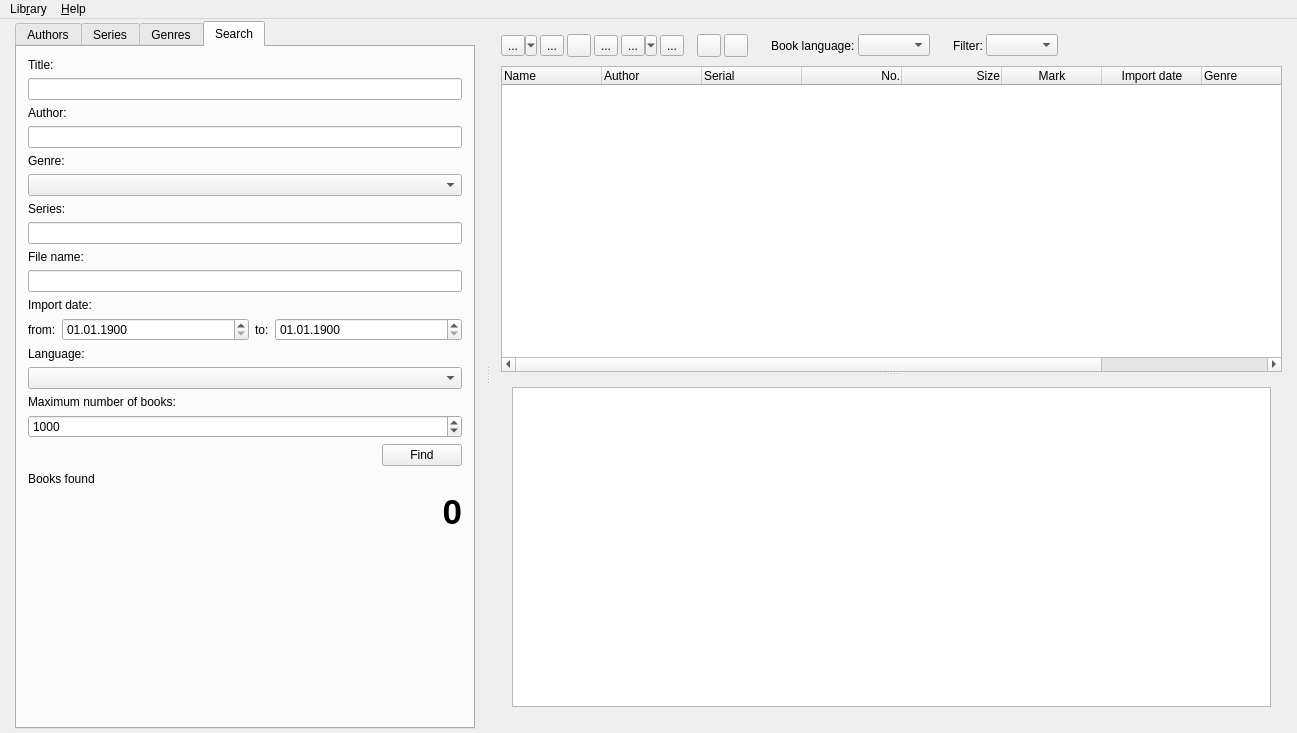
petrovvlad/freeLib, file src/mainwindow.ui: the form before one commit.
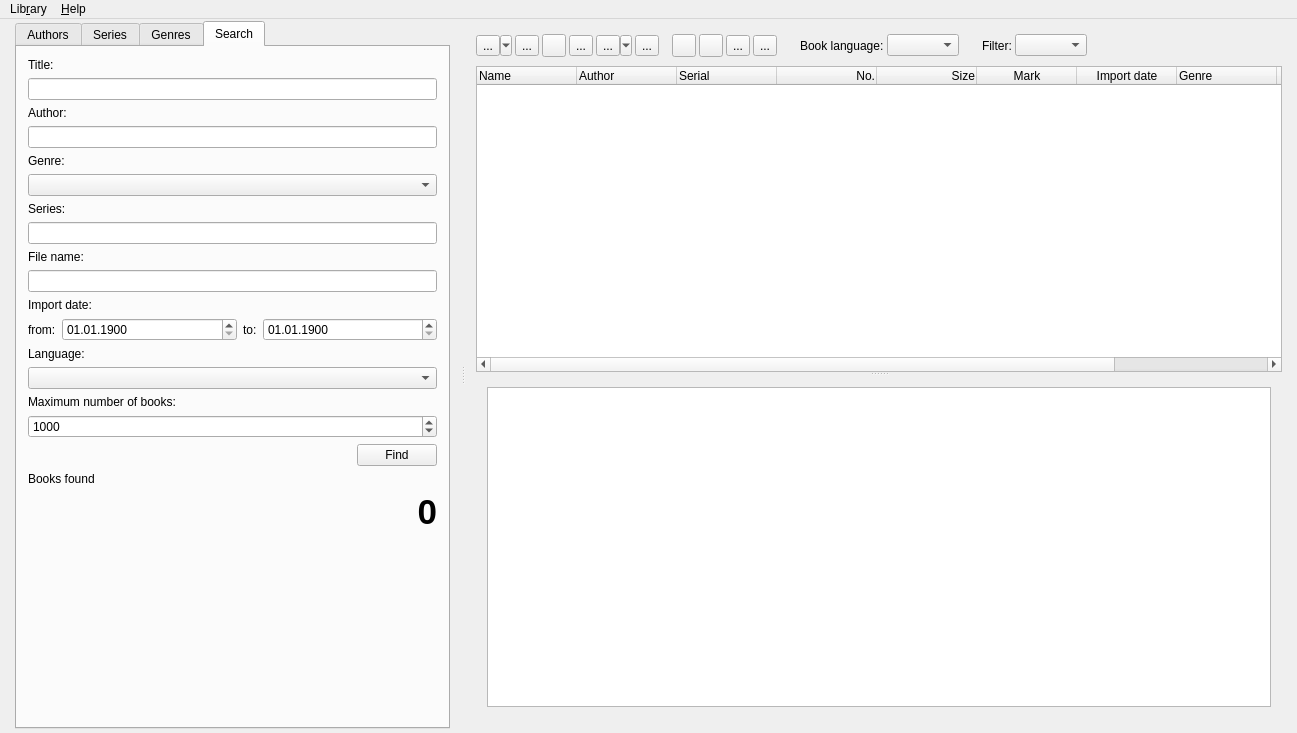
The form after the commit. The open tabs and pages were chosen to show the change. Icons and pictures are not drawn.

Commit message: feat: add buttons collapse/expand all #180

Patch:
```diff
--- a/src/mainwindow.ui
+++ b/src/mainwindow.ui
@@ -251,7 +251,11 @@
                 </widget>
                </item>
                <item>
-                <widget class="QLineEdit" name="s_name"/>
+                <widget class="QLineEdit" name="s_name">
+                 <property name="clearButtonEnabled">
+                  <bool>true</bool>
+                 </property>
+                </widget>
                </item>
                <item>
                 <widget class="QLabel" name="label_3">
@@ -261,7 +265,11 @@
                 </widget>
                </item>
                <item>
-                <widget class="QLineEdit" name="s_author"/>
+                <widget class="QLineEdit" name="s_author">
+                 <property name="clearButtonEnabled">
+                  <bool>true</bool>
+                 </property>
+                </widget>
                </item>
                <item>
                 <widget class="QLabel" name="label_4">
@@ -498,7 +506,7 @@
           <property name="frameShadow">
            <enum>QFrame::Shadow::Raised</enum>
           </property>
-          <layout class="QHBoxLayout" name="horizontalLayout_2" stretch="0,0,0,0,0,0,0,0,0,0,0,0,0,0,0,0,0">
+          <layout class="QHBoxLayout" name="horizontalLayout_2" stretch="0,0,0,0,0,0,0,0,0,0,0,0,0,0,0,0,0,0,0">
            <property name="spacing">
             <number>3</number>
            </property>
@@ -605,6 +613,22 @@
              </property>
             </spacer>
            </item>
+           <item>
+            <widget class="QToolButton" name="btnListView">
+             <property name="toolTip">
+              <string>List view</string>
+             </property>
+             <property name="text">
+              <string notr="true"/>
+             </property>
+             <property name="icon">
+              <iconset theme="view-list-details"/>
+             </property>
+             <property name="checkable">
+              <bool>true</bool>
+             </property>
+            </widget>
+           </item>
            <item>
             <widget class="QToolButton" name="btnTreeView">
              <property name="toolTip">
@@ -628,18 +652,34 @@
             </widget>
            </item>
            <item>
-            <widget class="QToolButton" name="btnListView">
+            <widget class="QToolButton" name="btnCollapseAll">
              <property name="toolTip">
               <string>List view</string>
              </property>
              <property name="text">
-              <string notr="true"/>
+              <string>...</string>
              </property>
              <property name="icon">
               <iconset theme="view-list-details"/>
              </property>
-             <property name="checkable">
-              <bool>true</bool>
+             <property name="shortcut">
+              <string>Ctrl+K</string>
+             </property>
+            </widget>
+           </item>
+           <item>
+            <widget class="QToolButton" name="btnExpandAll">
+             <property name="toolTip">
+              <string>Expand all</string>
+             </property>
+             <property name="text">
+              <string>...</string>
+             </property>
+             <property name="icon">
+              <iconset theme="expand-all"/>
+             </property>
+             <property name="shortcut">
+              <string>Ctrl+O</string>
              </property>
             </widget>
            </item>
@@ -802,9 +842,6 @@
               <enum>Qt::Orientation::Vertical</enum>
              </property>
              <widget class="QTreeWidget" name="Books">
-              <property name="styleSheet">
-               <string notr="true"/>
-              </property>
               <property name="frameShape">
                <enum>QFrame::Shape::StyledPanel</enum>
               </property>
```
Left out of the diff: 12 changed lines with no effect on the pictures. The commit also changes 3 other files.
